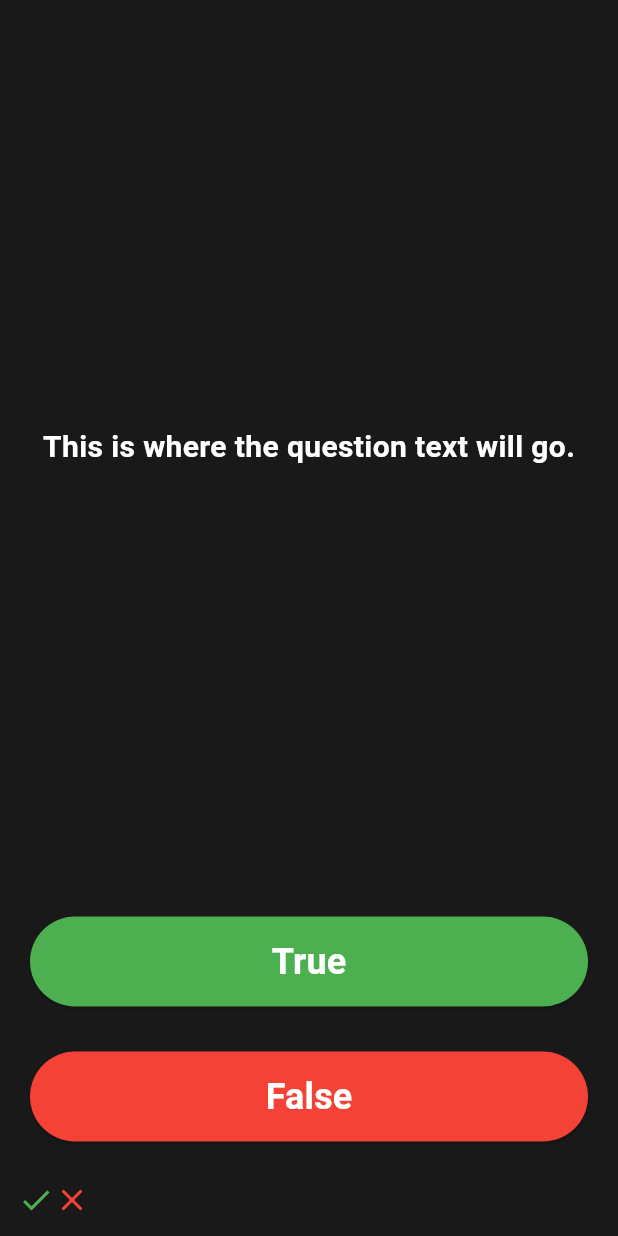
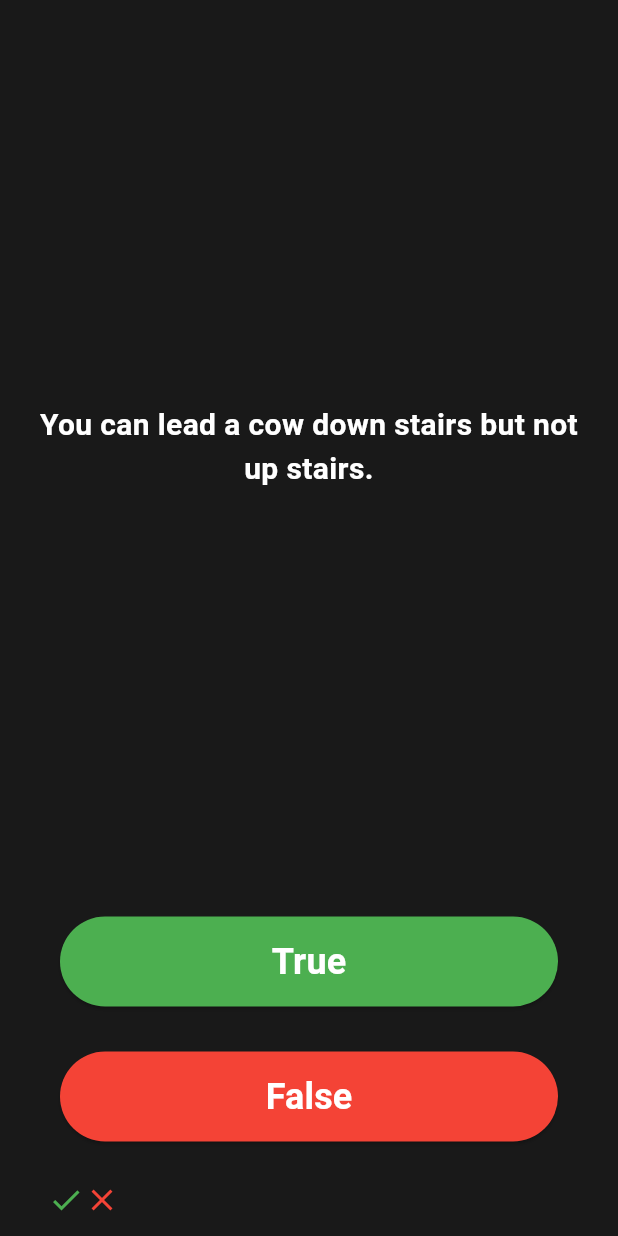
Before and after one commit to Ebrahim-Hossain/quizzler_flutter, a Flutter app: the screen it shows after launch, after a tap on "True", on a phone screen of 412 x 824 dp. Run offline on Flutter 3.47's test engine with Material 3 defaults, Android fonts, the phone set to English and light mode, and no system bars.

Commit message:
added question and ans

```diff
--- a/lib/home_screen.dart
+++ b/lib/home_screen.dart
@@ -1,15 +1,29 @@
 import 'dart:developer';
 
 import 'package:flutter/material.dart';
+import 'package:quizzler_flutter/quiz_brain.dart';
 
-class HomeScreen extends StatelessWidget {
+class HomeScreen extends StatefulWidget {
   const HomeScreen({super.key});
+
+  @override
+  State<HomeScreen> createState() => _HomeScreenState();
+}
+
+class _HomeScreenState extends State<HomeScreen> {
+
+  List<Widget> scoreKeeper = [];
+
+  QuizBrain quizBrain = QuizBrain();
+
 
   @override
   Widget build(BuildContext context) {
     return Scaffold(
       backgroundColor: Color.fromARGB(255, 25, 25, 25),
       body: SafeArea(
+        child: Padding(
+          padding: const EdgeInsets.symmetric(horizontal: 20),
           child: Column(
             mainAxisAlignment: MainAxisAlignment.spaceBetween,
             crossAxisAlignment: CrossAxisAlignment.stretch,
@@ -17,7 +31,8 @@ class HomeScreen extends StatelessWidget {
               Expanded(
                 child: Center(
                   child: Text(
-                  'This is where the question text will go.',
+                    quizBrain.getQuestionText(),
+                    textAlign: TextAlign.center,
                     style: TextStyle(
                       color: Colors.white,
                       fontSize: 20,
@@ -33,7 +48,19 @@ class HomeScreen extends StatelessWidget {
                   margin: EdgeInsets.symmetric(horizontal: 20),
                   child: ElevatedButton(
                     onPressed: () {
-                    log('got clicked');
+                      bool correctAnswer = quizBrain.getQuestionAnswer();
+                      if (correctAnswer == true) {
+                        log('you got it correct');
+                      } else {
+                        log('you got it wrong');
+                      }
+
+                      setState(() {
+                        quizBrain.nextQuestion();
+                        // if (questionsIndex == quizBrain.questionList.length) {
+                        //   questionsIndex = 0;
+                        // }
+                      });
                     },
                     style: ElevatedButton.styleFrom(
                       backgroundColor: Colors.green,
@@ -56,9 +83,23 @@ class HomeScreen extends StatelessWidget {
                   margin: EdgeInsets.symmetric(horizontal: 20),
                   child: ElevatedButton(
                     onPressed: () {
-                    log('got clicked');
+                      bool correctAnswer = quizBrain.getQuestionAnswer();
+                      if (correctAnswer == false) {
+                        log('you got it correct');
+                      } else {
+                        log('you got it wrong');
+                      }
+
+                      setState(() {
+                        quizBrain.nextQuestion();
+                        // if (questionsIndex == quizBrain.questionList.length) {
+                        //   questionsIndex = 0;
+                        // }
+                      });
                     },
-                  style: ElevatedButton.styleFrom(backgroundColor: Colors.red),
+                    style: ElevatedButton.styleFrom(
+                      backgroundColor: Colors.red,
+                    ),
                     child: Text(
                       'False',
                       style: TextStyle(
@@ -73,20 +114,14 @@ class HomeScreen extends StatelessWidget {
               Padding(
                 padding: const EdgeInsets.all(12),
                 child: Row(
-
                   children: [
-                Icon(
-                    Icons.check,
-                    color: Colors.green
+                    Icon(Icons.check, color: Colors.green),
+                    Icon(Icons.close, color: Colors.red),
+                  ],
                 ),
-                Icon(
-                  Icons.close,
-                  color: Colors.red,
               ),
-              ],),
+            ],
           ),
-
-          ],
         ),
       ),
     );
--- /dev/null
+++ b/lib/question.dart
@@ -0,0 +1,8 @@
+
+class Question {
+
+  String questionText;
+  bool questionAnswer;
+
+  Question(this.questionText, this.questionAnswer);
+}
--- /dev/null
+++ b/lib/quiz_brain.dart
@@ -0,0 +1,48 @@
+import 'package:quizzler_flutter/question.dart';
+
+class QuizBrain {
+
+ int _questionsIndex = 0;
+
+   final List<Question> _questionList = [
+    Question('Some cats are actually allergic to humans', true),
+    Question('You can lead a cow down stairs but not up stairs.', false),
+    Question('Approximately one quarter of human bones are in the feet.', true),
+    Question('A slug\'s blood is green.', true),
+    Question('Buzz Aldrin\'s mother\'s maiden name was \"Moon\".', true),
+    Question('It is illegal to pee in the Ocean in Portugal.', true),
+    Question(
+        'No piece of square dry paper can be folded in half more than 7 times.',
+        false),
+    Question(
+        'In London, UK, if you happen to die in the House of Parliament, you are technically entitled to a state funeral, because the building is considered too sacred a place.',
+        true),
+    Question(
+        'The loudest sound produced by any animal is 188 decibels. That animal is the African Elephant.',
+        false),
+    Question(
+        'The total surface area of two human lungs is approximately 70 square metres.',
+        true),
+    Question('Google was originally called \"Backrub\".', true),
+    Question(
+        'Chocolate affects a dog\'s heart and nervous system; a few ounces are enough to kill a small dog.',
+        true),
+    Question(
+        'In West Virginia, USA, if you accidentally hit an animal with your car, you are free to take it home to eat.',
+        true),
+  ];
+
+   void nextQuestion() {
+     if (_questionsIndex < _questionList.length - 1) {
+      _questionsIndex++;
+    }
+   }
+
+   String getQuestionText() {
+    return _questionList[_questionsIndex].questionText;
+   }
+
+   bool getQuestionAnswer() {
+    return _questionList[_questionsIndex].questionAnswer;
+   }
+}
```
Lines whose indentation alone changed are shown as unchanged.
